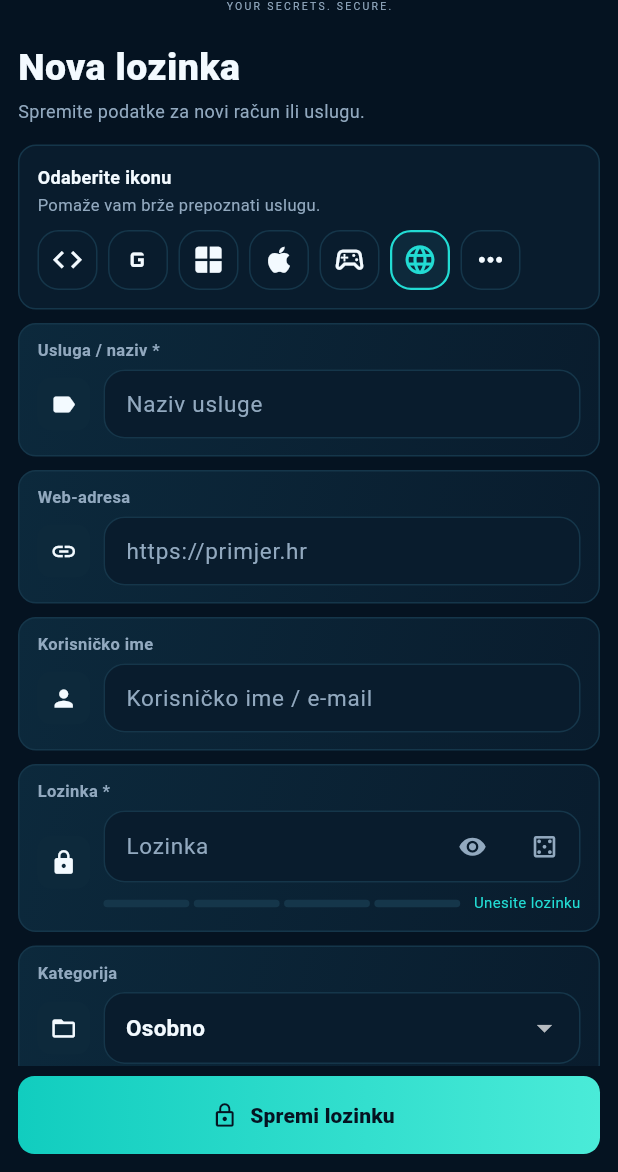
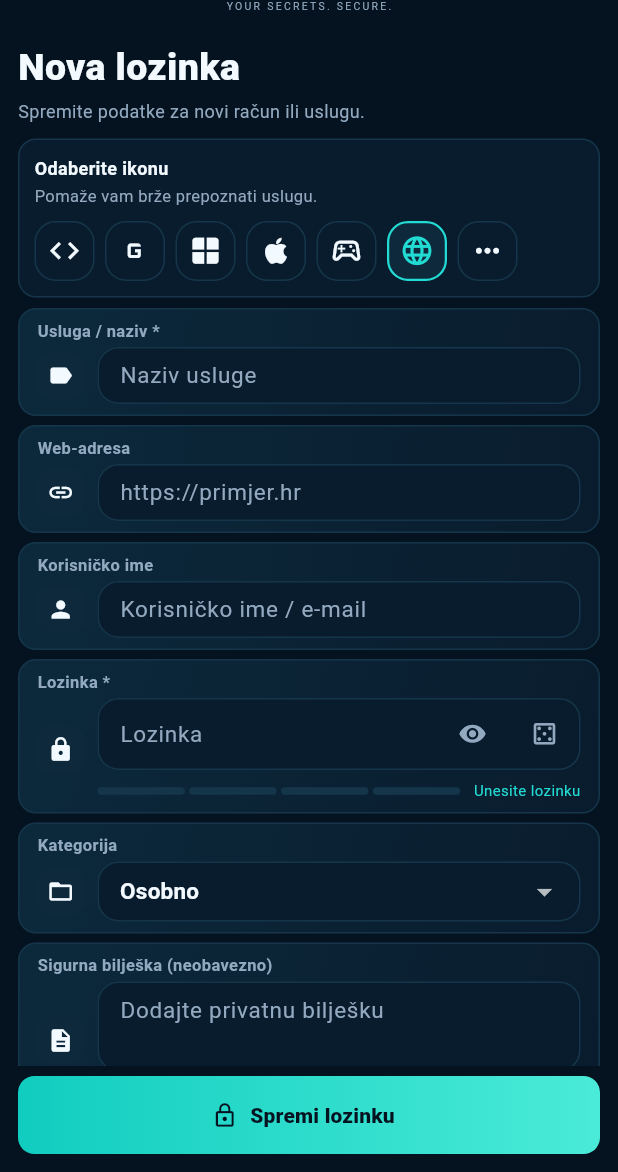
Before and after one commit to bren-wp/Password-Manager, a Flutter app: the EntryEditor widget shown alone on an empty page, opened directly with empty values, on a phone screen of 412 x 824 dp, the part 64-1236 px from its top. Run offline on Flutter 3.47's test engine with Material 3 defaults, Android fonts, the phone set to English and light mode, and no system bars; our stand-ins replace file_picker; missing offline and left inert: cryptography, window_manager.

Commit message:
fix(ui): resolve Dart interpolation lints and fit Android 04 fields/favorites closer to reference height

```diff
--- a/lib/ui/entry_editor.dart
+++ b/lib/ui/entry_editor.dart
@@ -306,8 +306,8 @@
     required IconData icon,
     required Widget content,
   }) => Container(
-    margin: const EdgeInsets.only(bottom: 9),
-    padding: const EdgeInsets.fromLTRB(12, 10, 12, 11),
+    margin: const EdgeInsets.only(bottom: 6),
+    padding: const EdgeInsets.fromLTRB(12, 7, 12, 7),
     decoration: BoxDecoration(
       borderRadius: BorderRadius.circular(12),
       border: Border.all(color: VColors.border),
@@ -322,10 +322,10 @@
         Text(title, style: const TextStyle(
           fontSize: 11, fontWeight: FontWeight.w600,
           color: VColors.muted)),
-        const SizedBox(height: 5),
+        const SizedBox(height: 3),
         Row(crossAxisAlignment: CrossAxisAlignment.center, children: [
           Container(
-            width: 35, height: 35,
+            width: 31, height: 31,
             decoration: BoxDecoration(
               color: VColors.raised,
               borderRadius: BorderRadius.circular(9)),
@@ -349,7 +349,7 @@
     ];
     const compactField = InputDecoration(
       isDense: true,
-      contentPadding: EdgeInsets.symmetric(horizontal: 11, vertical: 12),
+      contentPadding: EdgeInsets.symmetric(horizontal: 11, vertical: 8),
     );
     return Dialog(
       backgroundColor: VColors.background,
@@ -396,10 +396,10 @@
                 const SizedBox(height: 3),
                 const Text('Spremite podatke za novi račun ili uslugu.',
                   style: TextStyle(color: VColors.muted, fontSize: 12)),
-                const SizedBox(height: 14),
+                const SizedBox(height: 10),
                 Container(
-                  margin: const EdgeInsets.only(bottom: 9),
-                  padding: const EdgeInsets.all(12),
+                  margin: const EdgeInsets.only(bottom: 7),
+                  padding: const EdgeInsets.all(10),
                   decoration: BoxDecoration(
                     color: VColors.surface,
                     border: Border.all(color: VColors.border),
@@ -422,9 +422,9 @@
                             Padding(
                               padding: const EdgeInsets.only(right: 7),
                               child: Tooltip(
-                              message: 'Odaberi ' + service.$2,
+                              message: 'Odaberi ${service.$2}',
                               child: InkWell(
-                                key: ValueKey('service-' + service.$1),
+                                key: ValueKey('service-${service.$1}'),
                                 onTap: () => _chooseService(service.$1),
                                 borderRadius: BorderRadius.circular(14),
                                 child: AnimatedContainer(
```
